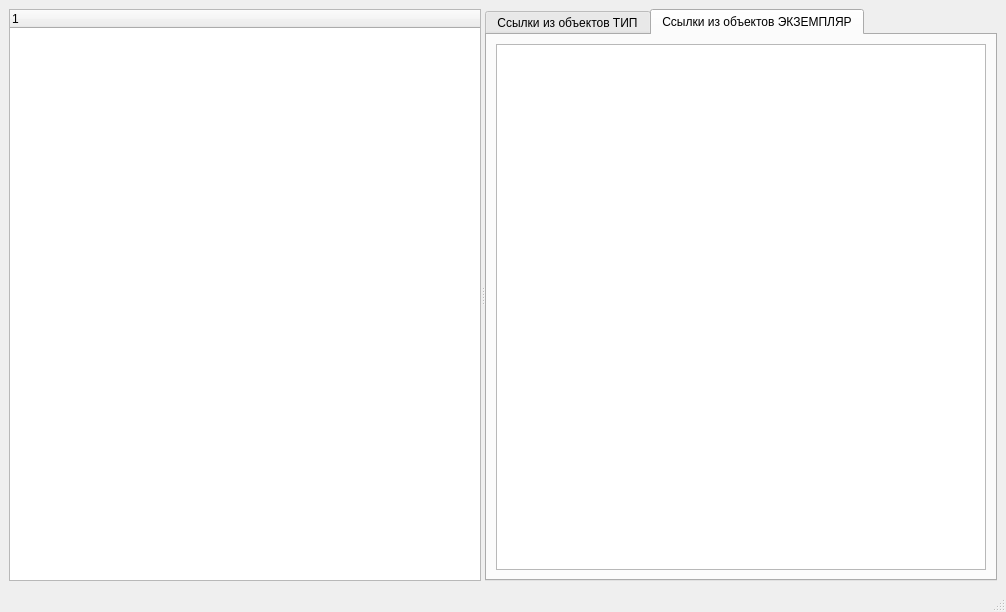
This is EssForms/LinksExplorer.ui in VladisGol/platon-accs as Qt 5 draws it before an edit. The edited form follows.
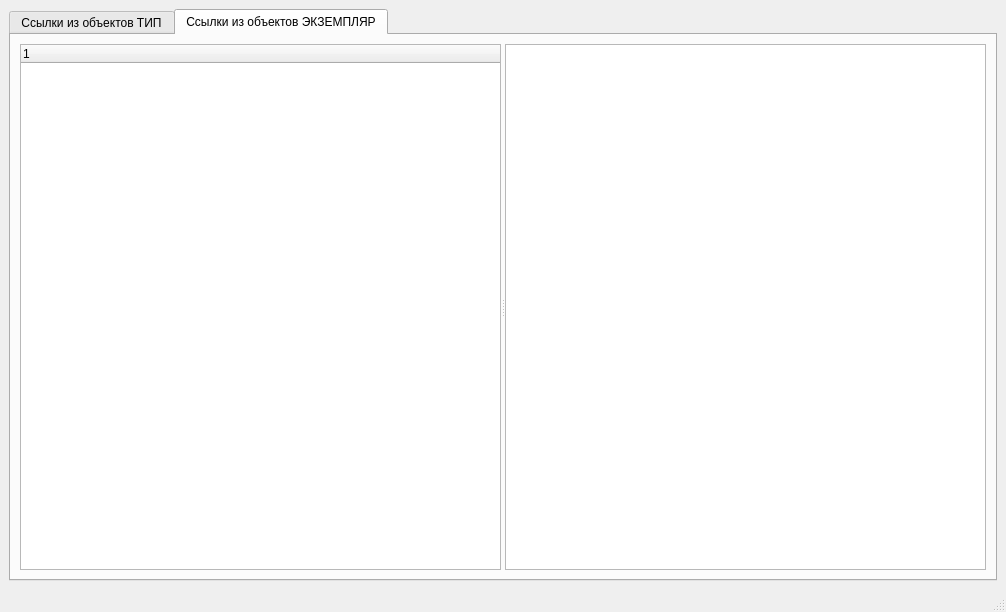
This is the edited form. The open tabs and pages were chosen to show the change. Custom widgets are drawn as their Qt base class.

What changed in the file:
```diff
--- a/EssForms/LinksExplorer.ui
+++ b/EssForms/LinksExplorer.ui
@@ -15,17 +15,6 @@
   <widget class="QWidget" name="centralwidget" >
    <layout class="QGridLayout" name="gridLayout" >
     <item row="0" column="0" >
-     <widget class="QSplitter" name="splitter" >
-      <property name="orientation" >
-       <enum>Qt::Horizontal</enum>
-      </property>
-      <widget class="QEidosTreeWidget" name="EidosTreeWidget" >
-       <column>
-        <property name="text" >
-         <string>1</string>
-        </property>
-       </column>
-      </widget>
       <widget class="QTabWidget" name="tabWidget_Prg" >
        <property name="currentIndex" >
         <number>0</number>
@@ -46,10 +35,21 @@
         </attribute>
         <layout class="QGridLayout" name="gridLayout_3" >
          <item row="0" column="0" >
-          <widget class="QTableView" name="tableView_2" />
-         </item>
-        </layout>
-       </widget>
+         <widget class="QSplitter" name="splitter" >
+          <property name="orientation" >
+           <enum>Qt::Horizontal</enum>
+          </property>
+          <widget class="QEidosTreeWidget" name="PEidosTreeWidget" >
+           <column>
+            <property name="text" >
+             <string>1</string>
+            </property>
+           </column>
+          </widget>
+          <widget class="QTableView" name="tableView_Pragma" />
+         </widget>
+        </item>
+       </layout>
       </widget>
      </widget>
     </item>
```
Left out of the diff: 12 changed lines with no effect on the pictures. Lines whose indentation alone changed are shown as unchanged.
